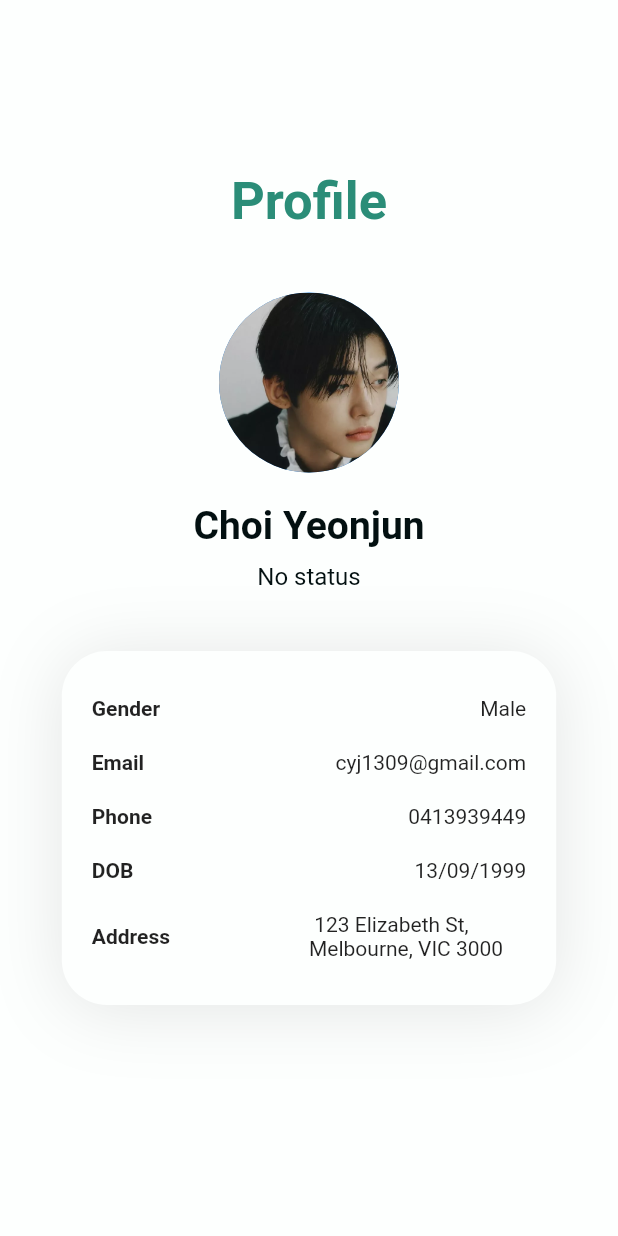
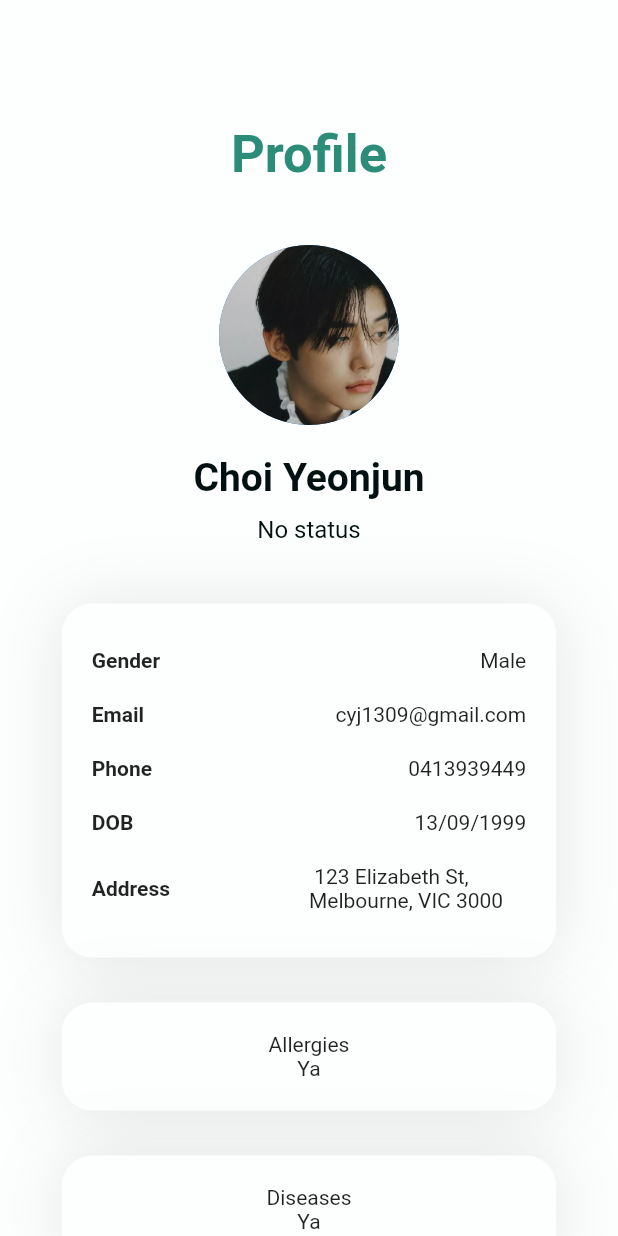
Before and after one commit to ND-Telemedicine-App/ND-Telemedicine-App, a Flutter app: the ProfilePage screen opened directly, on a phone screen of 412 x 824 dp. Run offline on Flutter 3.47's test engine with Material 2 defaults, Android fonts, the phone set to English and light mode, and no system bars.

Commit message:
Create shadow container component, make page into scrollview

```diff
--- a/lib/pages/profile_page.dart
+++ b/lib/pages/profile_page.dart
@@ -1,4 +1,5 @@
 import 'package:flutter/material.dart';
+import 'package:nd_telemedicine_app/widgets/features/shadow_container.dart';
 
 import '../widgets/features/info_row.dart';
 import '../widgets/features/page_title.dart';
@@ -11,7 +12,6 @@ class ProfilePage extends StatefulWidget {
 }
 
 class _ProfilePageState extends State<ProfilePage> {
-
   @override
   Widget build(BuildContext context) {
     double screenWidth = MediaQuery.of(context).size.width;
@@ -19,7 +19,9 @@ class _ProfilePageState extends State<ProfilePage> {
 
     return Scaffold(
         backgroundColor: Color(0xffFDFFFE),
-      body: Center(
+        body: SingleChildScrollView(
+          padding: EdgeInsets.symmetric(vertical: heightWidth * 0.1),
+        child: Center(
             child: Column(
                 mainAxisAlignment: MainAxisAlignment.center,
                 crossAxisAlignment: CrossAxisAlignment.center,
@@ -43,38 +45,37 @@ class _ProfilePageState extends State<ProfilePage> {
                   style: TextStyle(
                     fontSize: 16,
                     color: Color(0xff031011),
-
                   )),
               // Info section
               Container(
-                margin: EdgeInsets.symmetric(vertical: 40),
+                  margin: EdgeInsets.only(top: 40),
                   padding: EdgeInsets.all(20),
                   width: screenWidth * 0.8,
                   decoration: BoxDecoration(
-                  borderRadius: BorderRadius.circular(30),
+                    borderRadius: BorderRadius.circular(20),
                     color: Color(0xffFDFFFE),
                     boxShadow: [
                       BoxShadow(
                         color: Colors.black.withOpacity(0.1),
                         blurRadius: 40,
-                      offset: Offset(0.5, 3), // changes position of shadow
+                        offset: Offset(0.5, 1), // changes position of shadow
                       ),
                     ],
                   ),
-                child: Column(
-                  children: const [
+                  child: Column(children: const [
                     InfoRow(infoHeader: "Gender", infoContent: "Male"),
-                    InfoRow(infoHeader: "Email", infoContent: "cyj1309@gmail.com"),
+                    InfoRow(
+                        infoHeader: "Email", infoContent: "cyj1309@gmail.com"),
                     InfoRow(infoHeader: "Phone", infoContent: " 0413939449"),
                     InfoRow(infoHeader: "DOB", infoContent: "13/09/1999"),
-                    InfoRow(infoHeader: "Address", infoContent: " 123 Elizabeth St, Melbourne, VIC 3000")
-                  ]
-              )
-              )
-          ]
-        )
-      )
-
-    );
+                    InfoRow(
+                        infoHeader: "Address",
+                        infoContent: " 123 Elizabeth St, Melbourne, VIC 3000")
+                  ])),
+              ShadowContainer(title: "Allergies", arrow: Icon(Icons.keyboard_arrow_down), content: Text("Ya")),
+                  ShadowContainer(title: "Diseases", arrow: Icon(Icons.keyboard_arrow_down), content: Text("Ya")),
+                  ShadowContainer(title: "Medication", arrow: Icon(Icons.keyboard_arrow_down), content: Text("Ya"))
+            ]))
+        ));
   }
 }
--- a/lib/widgets/features/ShadowContainer.dart
+++ /dev/null
@@ -1,18 +0,0 @@
-import 'package:flutter/material.dart';
-
-class ShadowContainer extends StatelessWidget {
-  const ShadowContainer({
-    Key? key,
-    required this.title,
-    required this.content,
-  }) : super(key:key);
-
-  final String title;
-  final Widget content;
-
-  @override
-  Widget build(BuildContext context) {
-
-    throw UnimplementedError();
-  }
-}
--- /dev/null
+++ b/lib/widgets/features/shadow_container.dart
@@ -0,0 +1,43 @@
+import 'package:flutter/material.dart';
+
+class ShadowContainer extends StatelessWidget {
+  const ShadowContainer({
+    Key? key,
+    required this.title,
+    required this.arrow,
+    required this.content,
+  }) : super(key:key);
+
+  final String title;
+  final Icon arrow;
+  final Widget content;
+
+
+  @override
+  Widget build(BuildContext context) {
+    double screenWidth = MediaQuery.of(context).size.width;
+
+    return Container(
+        margin: EdgeInsets.only(top: 30),
+        padding: EdgeInsets.all(20),
+        width: screenWidth * 0.8,
+        decoration: BoxDecoration(
+          borderRadius: BorderRadius.circular(20),
+          color: Color(0xffFDFFFE),
+          boxShadow: [
+            BoxShadow(
+              color: Colors.black.withOpacity(0.1),
+              blurRadius: 40,
+              offset: Offset(0.5, 1), // changes position of shadow
+            ),
+          ],
+        ),
+        child: Column(
+          children: <Widget> [
+            Text(title),
+            content,
+          ],
+        ),
+    );
+  }
+}
```
Lines whose indentation alone changed are shown as unchanged.
